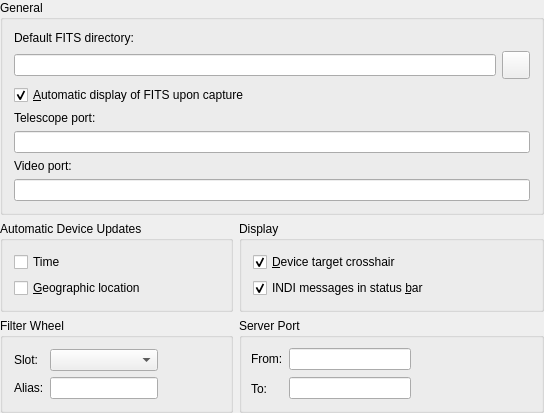
Above: kstars/indiconf.ui from KDE/kstars before the change. Below: the same form after it.
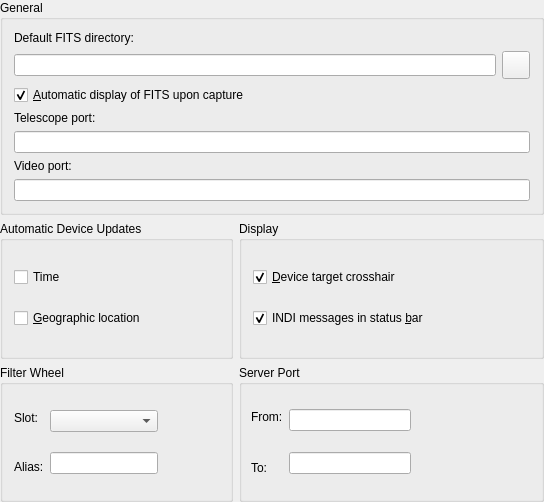
That is the form after the change. Custom widgets are drawn as their Qt base class.

```diff
--- a/kstars/indiconf.ui
+++ b/kstars/indiconf.ui
@@ -9,7 +9,7 @@
     <x>0</x>
     <y>0</y>
     <width>544</width>
-    <height>379</height>
+    <height>502</height>
    </rect>
   </property>
   <property name="windowTitle" >
@@ -241,9 +241,7 @@
         <item>
          <widget class="QComboBox" name="filterCombo" >
           <property name="sizePolicy" >
-           <sizepolicy>
-            <hsizetype>5</hsizetype>
-            <vsizetype>0</vsizetype>
+           <sizepolicy vsizetype="Fixed" hsizetype="Preferred" >
             <horstretch>0</horstretch>
             <verstretch>0</verstretch>
            </sizepolicy>
@@ -253,9 +251,7 @@
         <item>
          <widget class="QLineEdit" name="filterAlias" >
           <property name="sizePolicy" >
-           <sizepolicy>
-            <hsizetype>5</hsizetype>
-            <vsizetype>0</vsizetype>
+           <sizepolicy vsizetype="Fixed" hsizetype="Preferred" >
             <horstretch>0</horstretch>
             <verstretch>0</verstretch>
            </sizepolicy>
@@ -369,6 +365,18 @@
  </widget>
  <layoutdefault spacing="6" margin="11" />
  <pixmapfunction>qPixmapFromMimeSource</pixmapfunction>
+ <customwidgets>
+  <customwidget>
+   <class>KComboBox</class>
+   <extends>QComboBox</extends>
+   <header>kcombobox.h</header>
+  </customwidget>
+  <customwidget>
+   <class>KLineEdit</class>
+   <extends>QLineEdit</extends>
+   <header>klineedit.h</header>
+  </customwidget>
+ </customwidgets>
  <tabstops>
   <tabstop>timeCheck</tabstop>
   <tabstop>GeoCheck</tabstop>
```
Left out of the diff: 85 changed lines with no effect on the pictures.
